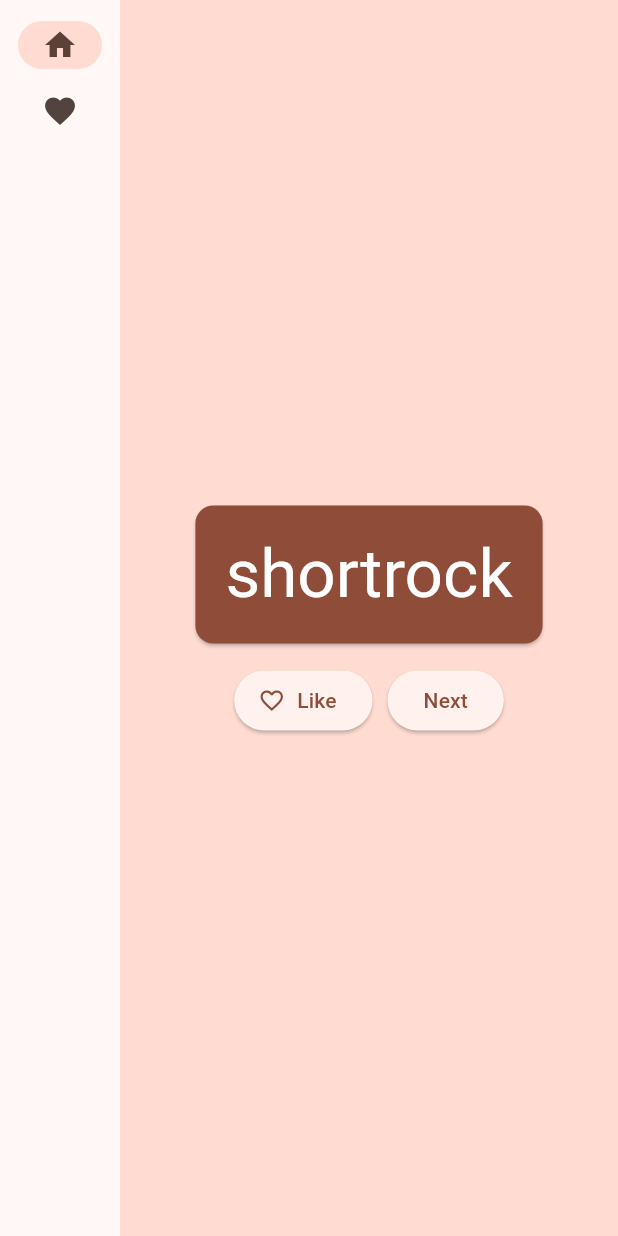
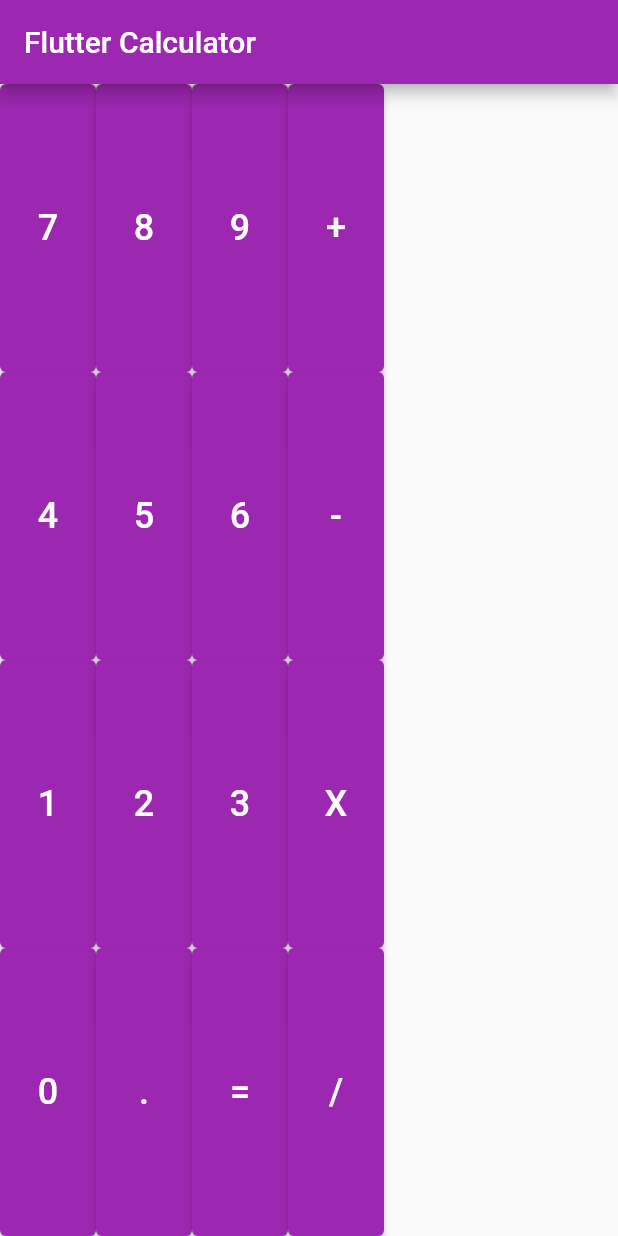
Before and after one commit to jahangir1x/flutter_lab_work, a Flutter app: the screen it shows after launch, on a phone screen of 412 x 824 dp. Run offline on Flutter 3.47's test engine with Material 2 defaults, Android fonts, the phone set to English and light mode, and no system bars.

Commit message:
added calculator codebase

```diff
--- a/lib/main.dart
+++ b/lib/main.dart
@@ -1,207 +1,116 @@
-import 'package:english_words/english_words.dart';
 import 'package:flutter/material.dart';
-import 'package:provider/provider.dart';
 
 void main() {
-  runApp(MyApp());
+  runApp(CalculatorApp());
 }
 
-class MyApp extends StatelessWidget {
-  const MyApp({super.key});
-
+class CalculatorApp extends StatelessWidget {
   @override
   Widget build(BuildContext context) {
-    return ChangeNotifierProvider(
-      create: (context) => MyAppState(),
-      child: MaterialApp(
-        title: 'Namer App',
+    return MaterialApp(
+      title: 'Flutter Calculator',
       theme: ThemeData(
-          useMaterial3: true,
-          colorScheme: ColorScheme.fromSeed(seedColor: Colors.deepOrange),
+        primarySwatch: Colors.purple,
       ),
-        home: MyHomePage(),
-      ),
+      home: CalculatorScreen(),
     );
   }
 }
 
-class MyAppState extends ChangeNotifier {
-  var current = WordPair.random();
-
-  void getNext() {
-    current = WordPair.random();
-    notifyListeners();
+class CalculatorScreen extends StatefulWidget {
+  @override
+  _CalculatorScreenState createState() => _CalculatorScreenState();
 }
 
-  var favorites = <WordPair>[];
+class _CalculatorScreenState extends State<CalculatorScreen> {
+  String _input = '';
+  double _result = 0.0;
 
-  void toggleFavorite() {
-    if (favorites.contains(current)) {
-      favorites.remove(current);
+  void _onButtonPressed(String buttonText) {
+    setState(() {
+      if (buttonText == '=') {
+        try {
+          _result = eval(_input);
+        } catch (e) {
+          _result = 0.0;
+        }
+        _input = '';
+      } else if (buttonText == 'C') {
+        _input = '';
       } else {
-      favorites.add(current);
+        _input += buttonText;
       }
-    notifyListeners();
+    });
+  }
+
+  double eval(String expression) {
+    try {
+      return double.parse(expression);
+    } catch (e) {
+      return 0.0;
     }
   }
 
-class MyHomePage extends StatefulWidget {
-  @override
-  State<MyHomePage> createState() => _MyHomePageState();
+  Widget _buildButton(String buttonText) {
+    return Expanded(
+      child: ElevatedButton(
+        onPressed: () => _onButtonPressed(buttonText),
+        child: Text(
+          buttonText,
+          style: TextStyle(fontSize: 24.0),
+        ),
+      ),
+    );
   }
-
-class _MyHomePageState extends State<MyHomePage> {
-  var selectedIndex = 0;
 
   @override
   Widget build(BuildContext context) {
-    Widget page;
-    switch (selectedIndex) {
-      case 0:
-        page = GeneratorPage();
-        break;
-      case 1:
-        page = FavoritesPage();
-        break;
-      default:
-        throw UnimplementedError('no widget for $selectedIndex');
-    }
-
-    return LayoutBuilder(builder: (context, constraints) {
     return Scaffold(
-        body: Row(
+      appBar: AppBar(
+        title: Text('Flutter Calculator'),
+      ),
+      body: Container(
+        child: Row(
           children: [
-            SafeArea(
-              child: NavigationRail(
-                extended: constraints.maxWidth >= 600,
-                destinations: [
-                  NavigationRailDestination(
-                    icon: Icon(Icons.home),
-                    label: Text('Home'),
-                  ),
-                  NavigationRailDestination(
-                    icon: Icon(Icons.favorite),
-                    label: Text('Favorites'),
-                  ),
-                ],
-                selectedIndex: selectedIndex,
-                onDestinationSelected: (value) {
-                  setState(() {
-                    selectedIndex = value;
-                  });
-                },
-              ),
-            ),
-            Expanded(
-              child: Container(
-                color: Theme.of(context).colorScheme.primaryContainer,
-                child: page,
-              ),
-            ),
+            Row(
+              children: [
+                Column(
+                  children: [
+                    _buildButton('7'),
+                    _buildButton('4'),
+                    _buildButton('1'),
+                    _buildButton('0'),
                   ],
                 ),
-      );
-    });
-  }
-}
-
-class GeneratorPage extends StatelessWidget {
-  @override
-  Widget build(BuildContext context) {
-    var appState = context.watch<MyAppState>();
-    var pair = appState.current;
-
-    IconData icon;
-    if (appState.favorites.contains(pair)) {
-      icon = Icons.favorite;
-    } else {
-      icon = Icons.favorite_border;
-    }
-
-    return Center(
-      child: Column(
-        mainAxisAlignment: MainAxisAlignment.center,
+                Column(
                   children: [
-          BigCard(pair: pair),
-          SizedBox(height: 10),
-          Row(
-            mainAxisSize: MainAxisSize.min,
+                    _buildButton('8'),
+                    _buildButton('5'),
+                    _buildButton('2'),
+                    _buildButton('.'),
+                  ],
+                ),
+                Column(
                   children: [
-              ElevatedButton.icon(
-                onPressed: () {
-                  appState.toggleFavorite();
-                },
-                icon: Icon(icon),
-                label: Text('Like'),
+                    _buildButton('9'),
+                    _buildButton('6'),
+                    _buildButton('3'),
+                    _buildButton('='),
+                  ],
                 ),
-              SizedBox(width: 10),
-              ElevatedButton(
-                onPressed: () {
-                  appState.getNext();
-                },
-                child: Text('Next'),
+                Column(
+                  children: [
+                    _buildButton('+'),
+                    _buildButton('-'),
+                    _buildButton('X'),
+                    _buildButton('/'),
+                  ],
                 ),
               ],
             ),
           ],
         ),
-    );
-  }
-}
-
-class BigCard extends StatelessWidget {
-  const BigCard({
-    super.key,
-    required this.pair,
-  });
-
-  final WordPair pair;
-
-  @override
-  Widget build(BuildContext context) {
-    final theme = Theme.of(context);
-    final style = theme.textTheme.displayMedium!.copyWith(
-      color: theme.colorScheme.onPrimary,
-    );
-
-    return Card(
-      color: theme.colorScheme.primary,
-      child: Padding(
-        padding: const EdgeInsets.all(20),
-        child: Text(
-          pair.asLowerCase,
-          style: style,
-          semanticsLabel: "${pair.first} ${pair.second}",
-        ),
       ),
     );
   }
 }
-
-class FavoritesPage extends StatelessWidget {
-  @override
-  Widget build(BuildContext context) {
-    var appState = context.watch<MyAppState>();
-
-    if (appState.favorites.isEmpty) {
-      return Center(
-        child: Text('No favorites yet.'),
-      );
-    }
-
-    return ListView(
-      children: [
-        Padding(
-          padding: const EdgeInsets.all(20),
-          child: Text('You have '
-              '${appState.favorites.length} favorites:'),
-        ),
-        for (var pair in appState.favorites)
-          ListTile(
-            leading: Icon(Icons.favorite),
-            title: Text(pair.asLowerCase),
-          ),
-      ],
-    );
-  }
-}
```
Lines whose indentation alone changed are shown as unchanged.
